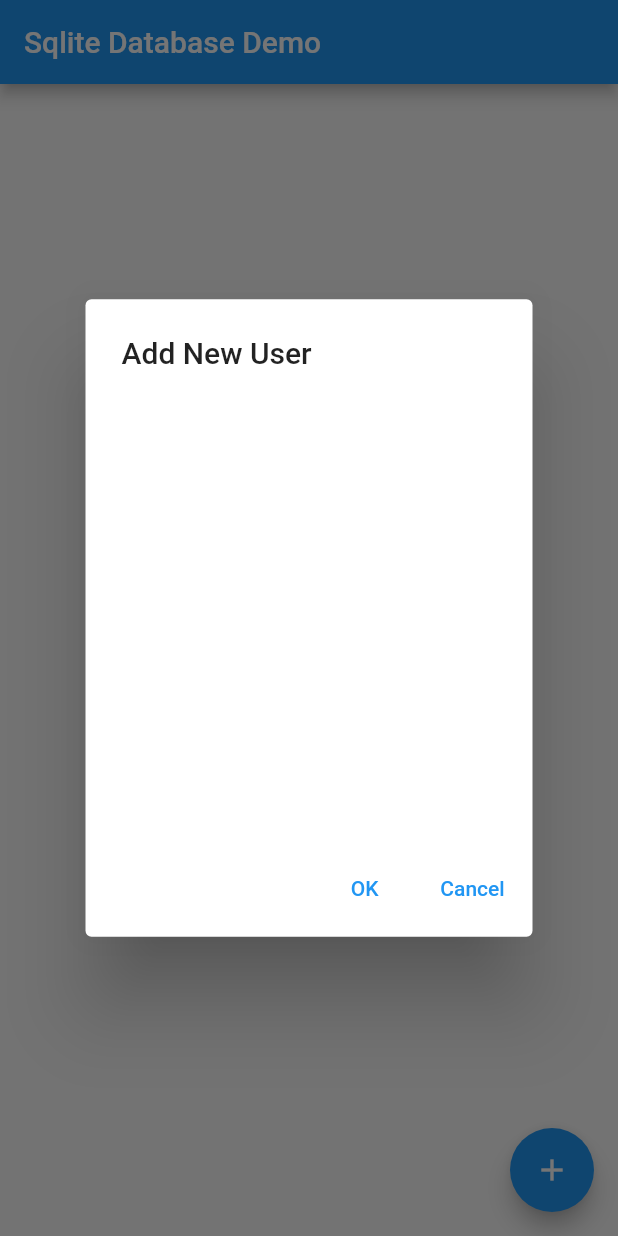
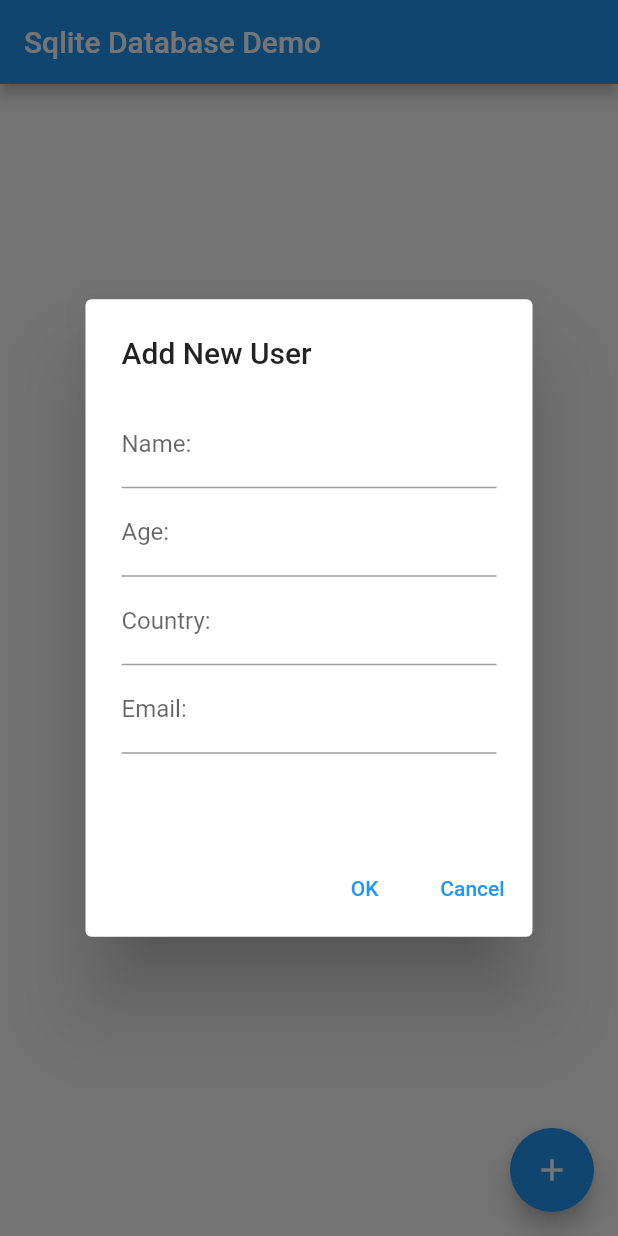
Before and after one commit to casfian/bomba_sqlite, a Flutter app: the screen it shows after launch, after a tap on the "add" icon, on a phone screen of 412 x 824 dp. Run offline on Flutter 3.47's test engine with Material 2 defaults, Android fonts, the light colour scheme and no system bars; our stand-ins replace sqflite; accounts and stored records are empty.

Commit message:
add Added User code

```diff
--- a/lib/home.dart
+++ b/lib/home.dart
@@ -29,22 +29,68 @@ class _HomeState extends State<Home> {
   }
 
   //2. Create new Data
+  Future<int> adduser(
+      String name, int age, String country, String email) async {
+    //define user
+    User user = User(name: name, age: age, country: country, email: email);
+    //code dari Handler
+    return await this.handler.insertUser(user);
+  }
+
   void openWindowToCreateUser() {
+    final _nameController = TextEditingController();
+    final _ageController = TextEditingController();
+    final _countryController = TextEditingController();
+    final _emailController = TextEditingController();
+
     AlertDialog openwindow = AlertDialog(
       title: Text('Add New User'),
       content: Container(
         width: 250,
         height: 270,
+        child: Column(
+          children: [
+            TextField(
+              controller: _nameController,
+              decoration: InputDecoration(
+                labelText: 'Name:',
+              ),
+            ),
+            TextField(
+                controller: _ageController,
+                decoration: InputDecoration(
+                  labelText: 'Age:',
+                )),
+            TextField(
+                controller: _countryController,
+                decoration: InputDecoration(
+                  labelText: 'Country:',
+                )),
+            TextField(
+                controller: _emailController,
+                decoration: InputDecoration(
+                  labelText: 'Email:',
+                )),
+          ],
+        ),
       ),
       actions: [
         TextButton(
             onPressed: () {
+              //function utk tambah data
+              adduser(_nameController.text, int.parse(_ageController.text),
+                  _countryController.text, _emailController.text);
+              setState(() {
+                //utk refresh screen
+              });
               Navigator.pop(context);
             },
             child: Text('OK')),
-        TextButton(onPressed: () {
-          Navigator.pop(context);
-        }, child: Text('Cancel')),
+        TextButton(
+            onPressed: () {
+              Navigator.pop(context);
+            },
+            child: Text('Cancel')),
       ],
     );
     showDialog(
```
